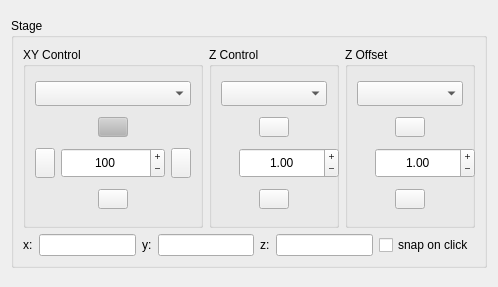
This is micromanager_gui/_gui_objects/mm_xyz_stage.ui in pymmcore-plus/napari-micromanager as Qt 5 draws it before an edit. The edited form follows.
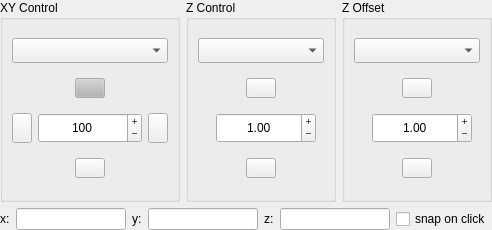
This is the edited form.

The edit to the form file:
```diff
--- a/micromanager_gui/_gui_objects/mm_xyz_stage.ui
+++ b/micromanager_gui/_gui_objects/mm_xyz_stage.ui
@@ -7,40 +7,25 @@
     <x>0</x>
     <y>0</y>
     <width>492</width>
-    <height>287</height>
+    <height>230</height>
    </rect>
   </property>
   <property name="windowTitle">
    <string>Form</string>
   </property>
   <layout class="QGridLayout" name="gridLayout">
-   <item row="0" column="0">
-    <widget class="QGroupBox" name="stage_groupBox">
-     <property name="enabled">
-      <bool>true</bool>
-     </property>
-     <property name="sizePolicy">
-      <sizepolicy hsizetype="Expanding" vsizetype="Preferred">
-       <horstretch>0</horstretch>
-       <verstretch>0</verstretch>
-      </sizepolicy>
-     </property>
-     <property name="minimumSize">
-      <size>
-       <width>0</width>
-       <height>250</height>
-      </size>
-     </property>
-     <property name="maximumSize">
-      <size>
-       <width>16777215</width>
-       <height>250</height>
-      </size>
-     </property>
-     <property name="title">
-      <string>Stage</string>
-     </property>
-     <layout class="QGridLayout" name="gridLayout_14">
+   <property name="leftMargin">
+    <number>0</number>
+   </property>
+   <property name="topMargin">
+    <number>0</number>
+   </property>
+   <property name="rightMargin">
+    <number>0</number>
+   </property>
+   <property name="bottomMargin">
+    <number>0</number>
+   </property>
       <item row="0" column="0">
        <widget class="QGroupBox" name="XY_groupBox">
         <property name="enabled">
@@ -322,89 +307,6 @@
         </layout>
        </widget>
       </item>
-      <item row="1" column="0" colspan="3">
-       <layout class="QGridLayout" name="gridLayout_8">
-        <item row="0" column="5">
-         <widget class="QLineEdit" name="y_lineEdit">
-          <property name="alignment">
-           <set>Qt::AlignCenter</set>
-          </property>
-          <property name="readOnly">
-           <bool>true</bool>
-          </property>
-         </widget>
-        </item>
-        <item row="0" column="3">
-         <widget class="QLabel" name="label_8">
-          <property name="sizePolicy">
-           <sizepolicy hsizetype="Fixed" vsizetype="Fixed">
-            <horstretch>0</horstretch>
-            <verstretch>0</verstretch>
-           </sizepolicy>
-          </property>
-          <property name="text">
-           <string>y:</string>
-          </property>
-         </widget>
-        </item>
-        <item row="0" column="7">
-         <widget class="QLineEdit" name="z_lineEdit">
-          <property name="alignment">
-           <set>Qt::AlignCenter</set>
-          </property>
-          <property name="readOnly">
-           <bool>true</bool>
-          </property>
-         </widget>
-        </item>
-        <item row="0" column="6">
-         <widget class="QLabel" name="label_9">
-          <property name="sizePolicy">
-           <sizepolicy hsizetype="Fixed" vsizetype="Fixed">
-            <horstretch>0</horstretch>
-            <verstretch>0</verstretch>
-           </sizepolicy>
-          </property>
-          <property name="text">
-           <string>z:</string>
-          </property>
-         </widget>
-        </item>
-        <item row="0" column="2">
-         <widget class="QLineEdit" name="x_lineEdit">
-          <property name="enabled">
-           <bool>true</bool>
-          </property>
-          <property name="alignment">
-           <set>Qt::AlignCenter</set>
-          </property>
-          <property name="readOnly">
-           <bool>true</bool>
-          </property>
-         </widget>
-        </item>
-        <item row="0" column="1">
-         <widget class="QLabel" name="label_7">
-          <property name="sizePolicy">
-           <sizepolicy hsizetype="Fixed" vsizetype="Fixed">
-            <horstretch>0</horstretch>
-            <verstretch>0</verstretch>
-           </sizepolicy>
-          </property>
-          <property name="text">
-           <string>x:</string>
-          </property>
-         </widget>
-        </item>
-        <item row="0" column="8">
-         <widget class="QCheckBox" name="snap_on_click_checkBox">
-          <property name="text">
-           <string>snap on click</string>
-          </property>
-         </widget>
-        </item>
-       </layout>
-      </item>
       <item row="0" column="1">
        <widget class="QGroupBox" name="Z_groupBox">
         <property name="enabled">
@@ -851,8 +753,88 @@
         </layout>
        </widget>
       </item>
-     </layout>
-    </widget>
+   <item row="1" column="0" colspan="3">
+    <layout class="QGridLayout" name="gridLayout_8">
+     <item row="0" column="5">
+      <widget class="QLineEdit" name="y_lineEdit">
+       <property name="alignment">
+        <set>Qt::AlignCenter</set>
+       </property>
+       <property name="readOnly">
+        <bool>true</bool>
+       </property>
+      </widget>
+     </item>
+     <item row="0" column="3">
+      <widget class="QLabel" name="label_8">
+       <property name="sizePolicy">
+        <sizepolicy hsizetype="Fixed" vsizetype="Fixed">
+         <horstretch>0</horstretch>
+         <verstretch>0</verstretch>
+        </sizepolicy>
+       </property>
+       <property name="text">
+        <string>y:</string>
+       </property>
+      </widget>
+     </item>
+     <item row="0" column="7">
+      <widget class="QLineEdit" name="z_lineEdit">
+       <property name="alignment">
+        <set>Qt::AlignCenter</set>
+       </property>
+       <property name="readOnly">
+        <bool>true</bool>
+       </property>
+      </widget>
+     </item>
+     <item row="0" column="6">
+      <widget class="QLabel" name="label_9">
+       <property name="sizePolicy">
+        <sizepolicy hsizetype="Fixed" vsizetype="Fixed">
+         <horstretch>0</horstretch>
+         <verstretch>0</verstretch>
+        </sizepolicy>
+       </property>
+       <property name="text">
+        <string>z:</string>
+       </property>
+      </widget>
+     </item>
+     <item row="0" column="2">
+      <widget class="QLineEdit" name="x_lineEdit">
+       <property name="enabled">
+        <bool>true</bool>
+       </property>
+       <property name="alignment">
+        <set>Qt::AlignCenter</set>
+       </property>
+       <property name="readOnly">
+        <bool>true</bool>
+       </property>
+      </widget>
+     </item>
+     <item row="0" column="1">
+      <widget class="QLabel" name="label_7">
+       <property name="sizePolicy">
+        <sizepolicy hsizetype="Fixed" vsizetype="Fixed">
+         <horstretch>0</horstretch>
+         <verstretch>0</verstretch>
+        </sizepolicy>
+       </property>
+       <property name="text">
+        <string>x:</string>
+       </property>
+      </widget>
+     </item>
+     <item row="0" column="8">
+      <widget class="QCheckBox" name="snap_on_click_checkBox">
+       <property name="text">
+        <string>snap on click</string>
+       </property>
+      </widget>
+     </item>
+    </layout>
    </item>
   </layout>
  </widget>
```
Lines whose indentation alone changed are shown as unchanged.
